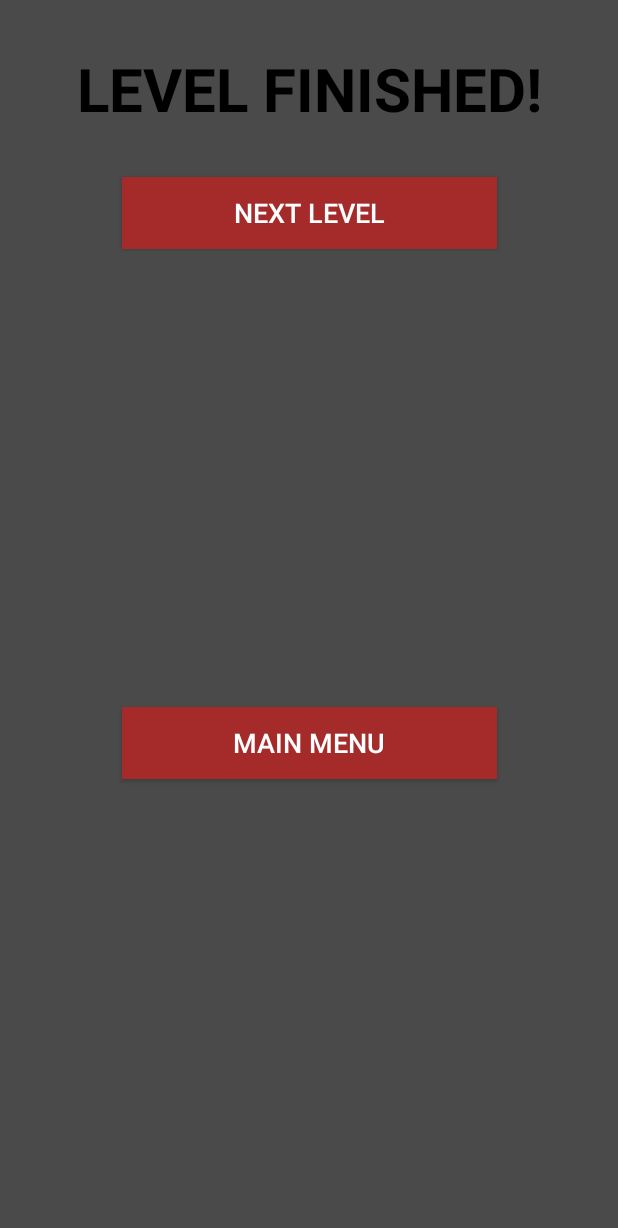
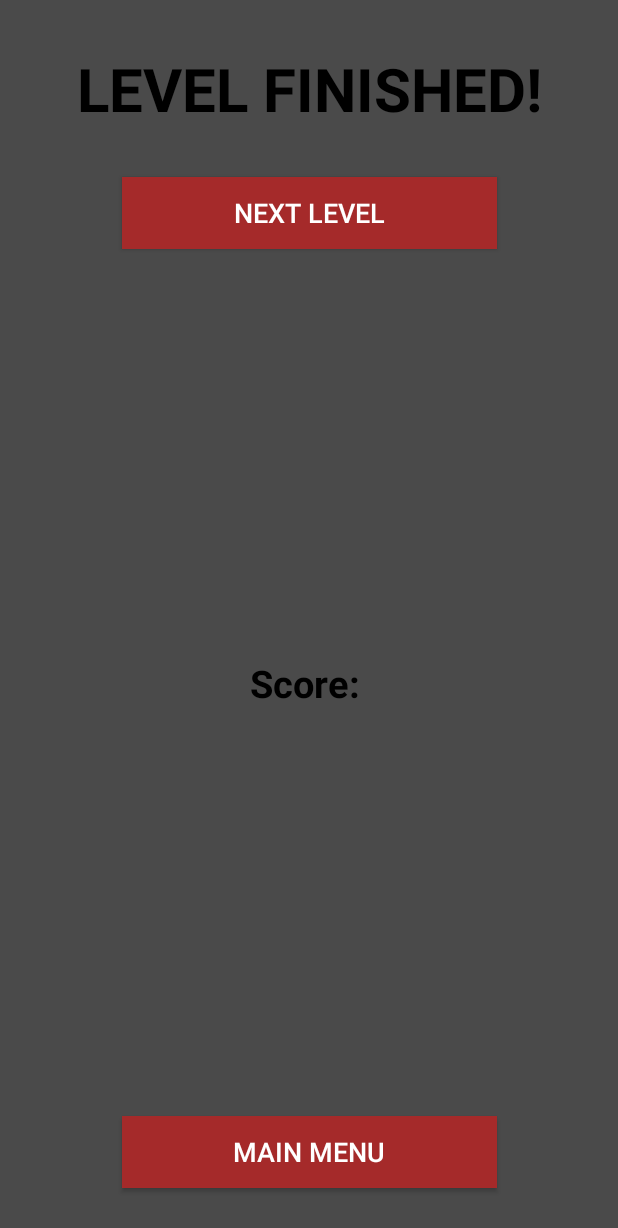
Before and after one commit to johanneswolfgruber/Learn-To-Listen, an Android app: the layout level_dialog.xml on its own in the app's theme, with its tools: preview values and no code run, on a phone screen of 412 x 824 dp. Shown: the top 1228 px of the screen. Run offline under Robolectric (Android 15) with nearby library versions, the phone set to English and light mode, and no system bars.

Commit message:
Changed Title Bar to show current Level, added Scores to Dialogs

```diff
--- a/app/src/main/res/layout/activity_main_menu.xml
+++ b/app/src/main/res/layout/activity_main_menu.xml
@@ -71,7 +71,7 @@
         android:text="Highscore"
         android:textAlignment="center"
         android:textAllCaps="true"
-        android:textColor="@color/colorPrimary"
+        android:textColor="@android:color/black"
         android:textSize="20sp"
         android:textStyle="bold"
         app:layout_constraintLeft_toLeftOf="parent"
@@ -86,7 +86,7 @@
         android:layout_marginRight="8dp"
         android:layout_marginTop="16dp"
         android:text="TextView"
-        android:textColor="@color/colorPrimary"
+        android:textColor="@android:color/black"
         android:textSize="18sp"
         app:layout_constraintLeft_toLeftOf="parent"
         app:layout_constraintRight_toRightOf="parent"
--- a/app/src/main/res/layout/level_dialog.xml
+++ b/app/src/main/res/layout/level_dialog.xml
@@ -19,14 +19,16 @@
         android:textStyle="bold"
         app:layout_constraintLeft_toLeftOf="parent"
         app:layout_constraintRight_toRightOf="parent"
-        app:layout_constraintTop_toTopOf="parent" />
+        app:layout_constraintTop_toTopOf="parent"
+        android:layout_marginStart="8dp"
+        android:layout_marginEnd="8dp" />
 
     <Button
         android:id="@+id/main_menu_button3"
         style="@style/Widget.AppCompat.Button.Colored"
         android:layout_width="250dp"
         android:layout_height="wrap_content"
-    android:layout_marginBottom="8dp"
+        android:layout_marginBottom="32dp"
         android:layout_marginLeft="8dp"
         android:layout_marginRight="8dp"
         android:background="@color/colorAccent"
@@ -35,8 +37,25 @@
         app:layout_constraintBottom_toBottomOf="parent"
         app:layout_constraintLeft_toLeftOf="parent"
         app:layout_constraintRight_toRightOf="parent"
+        android:layout_marginStart="8dp"
+        android:layout_marginEnd="8dp" />
+
+    <TextView
+        android:id="@+id/current_level_score"
+        android:layout_width="wrap_content"
+        android:layout_height="wrap_content"
+        android:text="Score: "
+        android:textColor="@android:color/black"
+        android:textSize="25sp"
+        android:textStyle="bold"
         android:layout_marginTop="8dp"
-    app:layout_constraintTop_toBottomOf="@+id/next_level_button" />
+        app:layout_constraintTop_toBottomOf="@+id/next_level_button"
+        android:layout_marginBottom="8dp"
+        app:layout_constraintBottom_toTopOf="@+id/main_menu_button3"
+        android:layout_marginRight="8dp"
+        app:layout_constraintRight_toRightOf="parent"
+        android:layout_marginLeft="8dp"
+        app:layout_constraintLeft_toLeftOf="parent" />
 
     <Button
         android:id="@+id/next_level_button"
@@ -51,5 +70,7 @@
         app:layout_constraintLeft_toLeftOf="parent"
         app:layout_constraintRight_toRightOf="parent"
         android:layout_marginTop="32dp"
-        app:layout_constraintTop_toBottomOf="@+id/level_finished_text_view" />
+        app:layout_constraintTop_toBottomOf="@+id/level_finished_text_view"
+        android:layout_marginStart="8dp"
+        android:layout_marginEnd="8dp" />
 </android.support.constraint.ConstraintLayout>
```
Also changed, not shown: app/src/main/java/com/johanneswolfgruber/learntolisten/GameActivity.java (+15 -0 lines), app/src/main/res/layout/gameover.xml (+20 -5 lines), app/src/main/res/layout/winning.xml (+19 -3 lines). Lines whose indentation alone changed are shown as unchanged.
